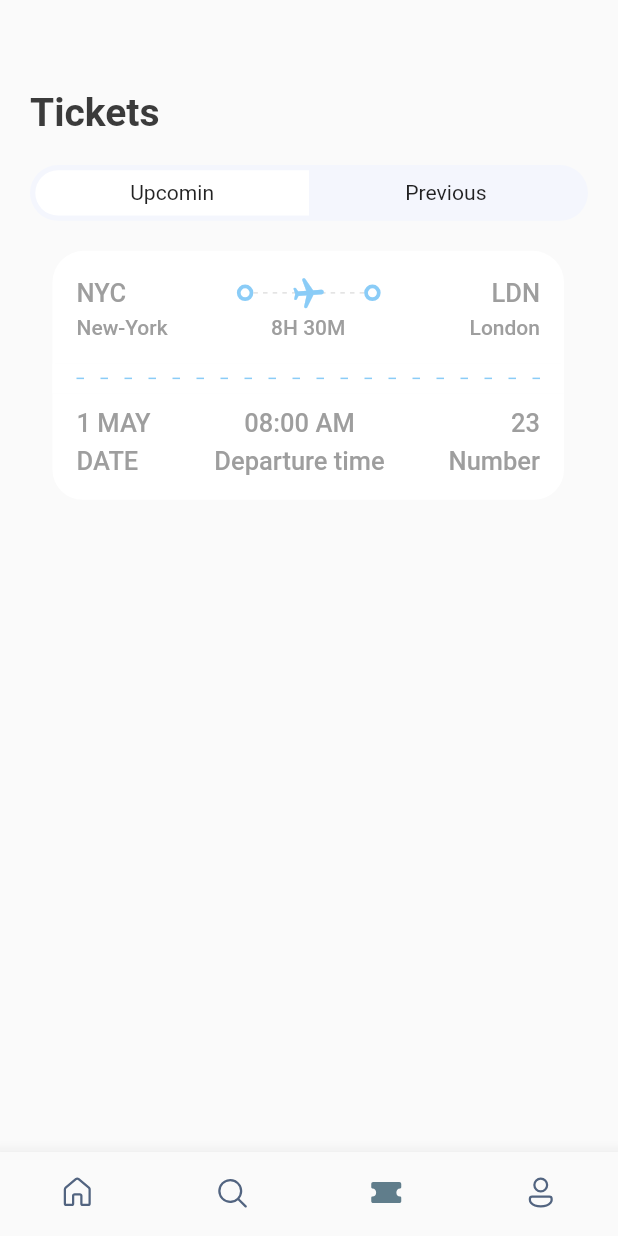
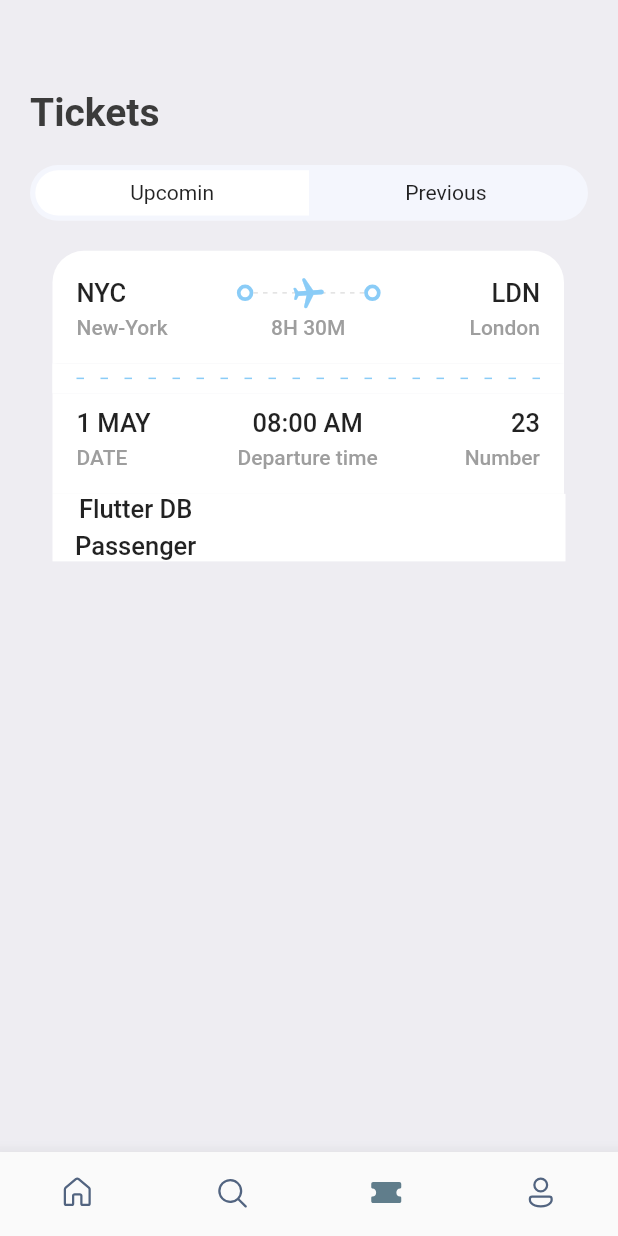
Before and after one commit to yamess/BookTicketFlutter, a Flutter app: the screen it shows after launch, on a phone screen of 412 x 824 dp. Run offline on Flutter 3.47's test engine with Material 2 defaults, Android fonts, the phone set to English and light mode, and no system bars; our stand-ins replace fluentui_icons, gap, get.

Commit message:
new updates

```diff
--- a/lib/screens/search_screen.dart
+++ b/lib/screens/search_screen.dart
@@ -101,7 +101,7 @@ class SearchScreen extends StatelessWidget {
                     Gap(AppLayout.getHeight(12)),
                     Text(
                       "20% discount on the early booking of this flight. Don't miss out this chance",
-                      style: Styles.headLineStyle2,
+                      style: Styles.headLineStyle2.copyWith(fontSize: 20),
                     )
                   ],
                 ),
--- a/lib/screens/ticket_screen.dart
+++ b/lib/screens/ticket_screen.dart
@@ -6,6 +6,7 @@ import 'package:gap/gap.dart';
 
 import '../utils/app_info_list.dart';
 import '../utils/app_styles.dart';
+import '../widgets/column_layout.dart';
 
 class TicketScreen extends StatelessWidget {
   const TicketScreen({Key? key}) : super(key: key);
@@ -14,6 +15,7 @@ class TicketScreen extends StatelessWidget {
   Widget build(BuildContext context) {
     final size = AppLayout.getSize(context);
     return Scaffold(
+       backgroundColor: Styles.bgColor,
       body: Stack(
         children: [
           ListView(
@@ -29,6 +31,20 @@ class TicketScreen extends StatelessWidget {
               Container(
                 padding: EdgeInsets.only(left: AppLayout.getHeight(15)),
                 child: TicketView(ticket: ticketList[0], isColor: true,),
+              ),
+              Container(
+                padding: EdgeInsets.symmetric(horizontal: AppLayout.getHeight(15)),
+                margin: EdgeInsets.symmetric(horizontal: AppLayout.getHeight(15)),
+                color: Colors.white,
+                child: Column(
+                  children: [
+                    Row(
+                      children: const [
+                        AppColumnLayout()
+                      ],
+                    )
+                  ],
+                ),
               )
             ],
           )
--- a/lib/screens/ticket_view.dart
+++ b/lib/screens/ticket_view.dart
@@ -2,6 +2,7 @@ import 'package:bootickets/utils/app_layout.dart';
 import 'package:bootickets/widgets/thick_container.dart';
 import 'package:flutter/material.dart';
 import 'package:gap/gap.dart';
+import 'package:get/get.dart';
 
 import '../utils/app_styles.dart';
 
@@ -18,7 +19,7 @@ class TicketView extends StatelessWidget {
 
     return SizedBox(
       width: size.width * 0.8,
-      height: AppLayout.getHeight(200),
+      height: AppLayout.getHeight(GetPlatform.isAndroid==true?162:164),
       child: Container(
         margin: EdgeInsets.only(right: AppLayout.getHeight(16)),
         child: Column(
@@ -43,7 +44,7 @@ class TicketView extends StatelessWidget {
                         ticket["from"]["code"],
                         style: isColor == null
                             ? Styles.headLineStyle3
-                                .copyWith(color: Colors.white)
+                                .copyWith(color: Colors.white,)
                             : Styles.headLineStyle3,
                       ),
                       const Spacer(),
@@ -215,9 +216,9 @@ class TicketView extends StatelessWidget {
             Container(
               decoration: BoxDecoration(
                   color: isColor == null ? Styles.orangeColor : Colors.white,
-                  borderRadius: const BorderRadius.only(
-                    bottomLeft: Radius.circular(20),
-                    bottomRight: Radius.circular(20),
+                  borderRadius: BorderRadius.only(
+                    bottomLeft: Radius.circular(isColor==null?21:0),
+                    bottomRight: Radius.circular(isColor==null?21:0),
                   )),
               padding: const EdgeInsets.only(
                   left: 16, top: 10, right: 16, bottom: 16),
@@ -240,9 +241,9 @@ class TicketView extends StatelessWidget {
                           Text(
                             "DATE",
                             style: isColor == null
-                                ? Styles.headLineStyle3
+                                ? Styles.headLineStyle4
                                     .copyWith(color: Colors.white)
-                                : Styles.headLineStyle3,
+                                : Styles.headLineStyle4,
                           )
                         ],
                       ),
@@ -260,9 +261,9 @@ class TicketView extends StatelessWidget {
                           Text(
                             "Departure time",
                             style: isColor == null
-                                ? Styles.headLineStyle3
+                                ? Styles.headLineStyle4
                                     .copyWith(color: Colors.white)
-                                : Styles.headLineStyle3,
+                                : Styles.headLineStyle4,
                           )
                         ],
                       ),
@@ -280,9 +281,9 @@ class TicketView extends StatelessWidget {
                           Text(
                             "Number",
                             style: isColor == null
-                                ? Styles.headLineStyle3
+                                ? Styles.headLineStyle4
                                     .copyWith(color: Colors.white)
-                                : Styles.headLineStyle3,
+                                : Styles.headLineStyle4,
                           )
                         ],
                       ),
--- a/lib/utils/app_styles.dart
+++ b/lib/utils/app_styles.dart
@@ -24,9 +24,8 @@ class Styles {
     color: textColor,
     fontWeight: FontWeight.bold,
   );
-  static TextStyle headLineStyle3 = TextStyle(
+  static TextStyle headLineStyle3 = const TextStyle(
     fontSize: 17,
-    color: Colors.grey.shade500,
     fontWeight: FontWeight.w500,
   );
   static TextStyle headLineStyle4 = TextStyle(
--- /dev/null
+++ b/lib/widgets/column_layout.dart
@@ -0,0 +1,20 @@
+import 'package:flutter/cupertino.dart';
+import 'package:gap/gap.dart';
+
+import '../utils/app_layout.dart';
+import '../utils/app_styles.dart';
+
+class AppColumnLayout extends StatelessWidget {
+  const AppColumnLayout({Key? key}) : super(key: key);
+
+  @override
+  Widget build(BuildContext context) {
+    return Column(
+      children: [
+        Text("Flutter DB", style: Styles.headLineStyle3,),
+        Gap(AppLayout.getHeight(5)),
+        Text("Passenger", style: Styles.headLineStyle3,),
+      ],
+    );
+  }
+}
```
